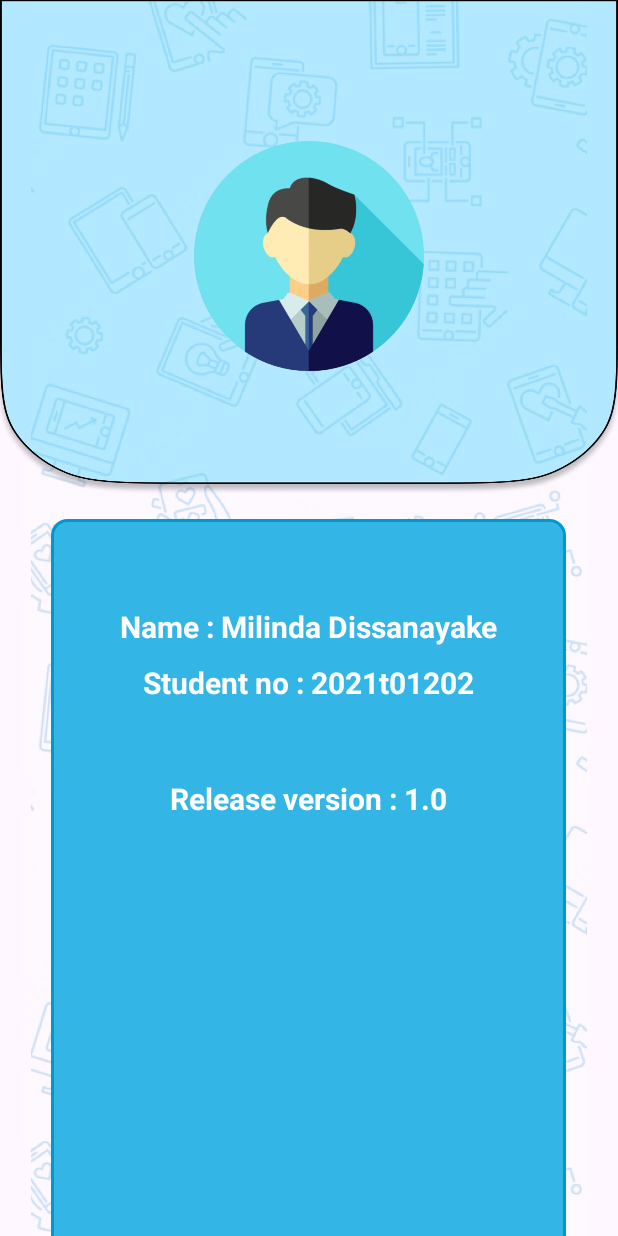
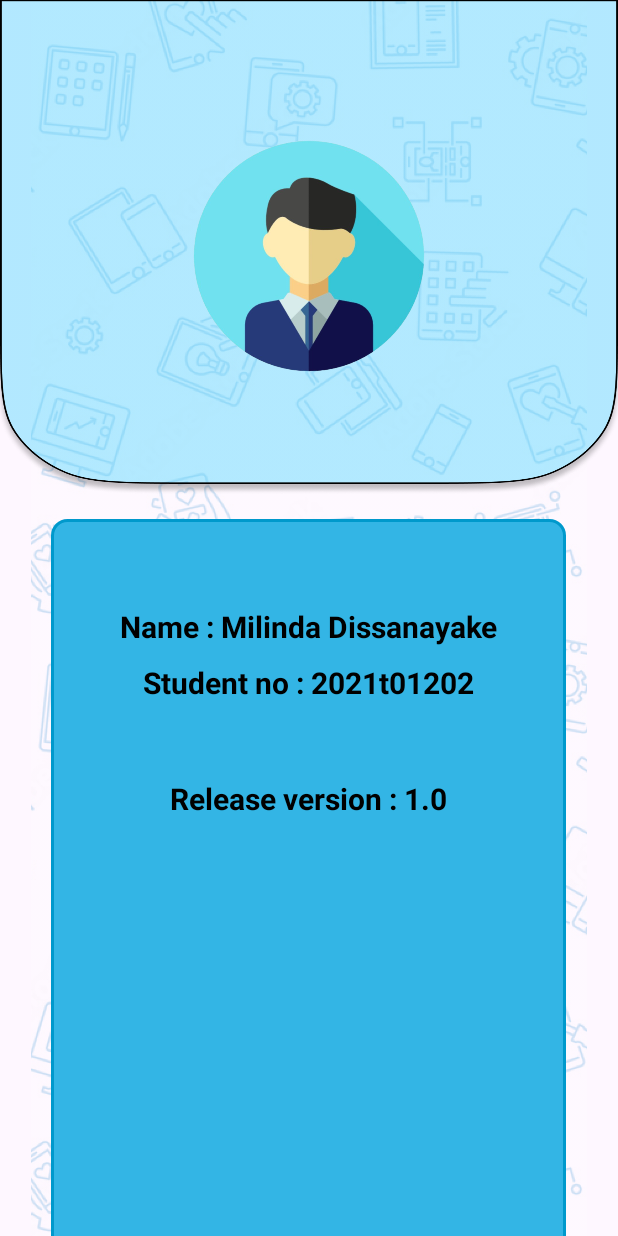
Before and after one commit to MilindaDissanayake/Todoapp, an Android app: the DevInfo screen opened directly, with no data from a screen before it, on a phone screen of 412 x 824 dp. Run offline under Robolectric (Android 15) with nearby library versions, the phone set to English and light mode, and no system bars.

Commit message:
dev info+main screen+sing up lay out edited

```diff
--- a/app/src/main/res/layout/activity_dev_info.xml
+++ b/app/src/main/res/layout/activity_dev_info.xml
@@ -41,7 +41,7 @@
 
         <LinearLayout
             android:layout_width="343dp"
-            android:layout_height="525dp"
+            android:layout_height="490dp"
             android:layout_gravity="center"
             android:layout_marginTop="16dp"
             android:background="@drawable/button_background"
@@ -53,7 +53,7 @@
                 android:id="@+id/textView4"
                 android:layout_width="match_parent"
                 android:layout_height="wrap_content"
-                android:textColor="#FFFFFF"
+                android:textColor="#000000"
                 android:layout_marginTop="50dp"
                 android:textSize="20sp"
                 android:layout_gravity="center"
@@ -65,7 +65,7 @@
                 android:id="@+id/textView5"
                 android:layout_width="match_parent"
                 android:layout_height="wrap_content"
-                android:textColor="#FFFFFF"
+                android:textColor="#000000"
                 android:layout_marginTop="10dp"
                 android:textSize="20sp"
                 android:layout_gravity="center"
@@ -77,7 +77,7 @@
                 android:id="@+id/textView6"
                 android:layout_width="match_parent"
                 android:layout_height="wrap_content"
-                android:textColor="#FFFFFF"
+                android:textColor="#000000"
                 android:layout_marginTop="50dp"
                 android:textSize="20sp"
                 android:layout_gravity="center"
--- a/app/src/main/res/layout/activity_main_screen.xml
+++ b/app/src/main/res/layout/activity_main_screen.xml
@@ -119,7 +119,7 @@
 
         <LinearLayout
             android:layout_width="343dp"
-            android:layout_height="414dp"
+            android:layout_height="412dp"
             android:layout_below="@id/profileSection"
             android:layout_gravity="center"
             android:layout_marginTop="16dp"
--- a/app/src/main/res/layout/activity_sign_up_screen.xml
+++ b/app/src/main/res/layout/activity_sign_up_screen.xml
@@ -92,7 +92,7 @@
             android:layout_width="285dp"
             android:layout_height="89dp"
             android:layout_gravity="center_horizontal"
-            android:layout_marginTop="150dp"
+            android:layout_marginTop="110dp"
             android:backgroundTint="#2196F3"
             android:text="Sign Up"
             android:textColor="#000000"
```
